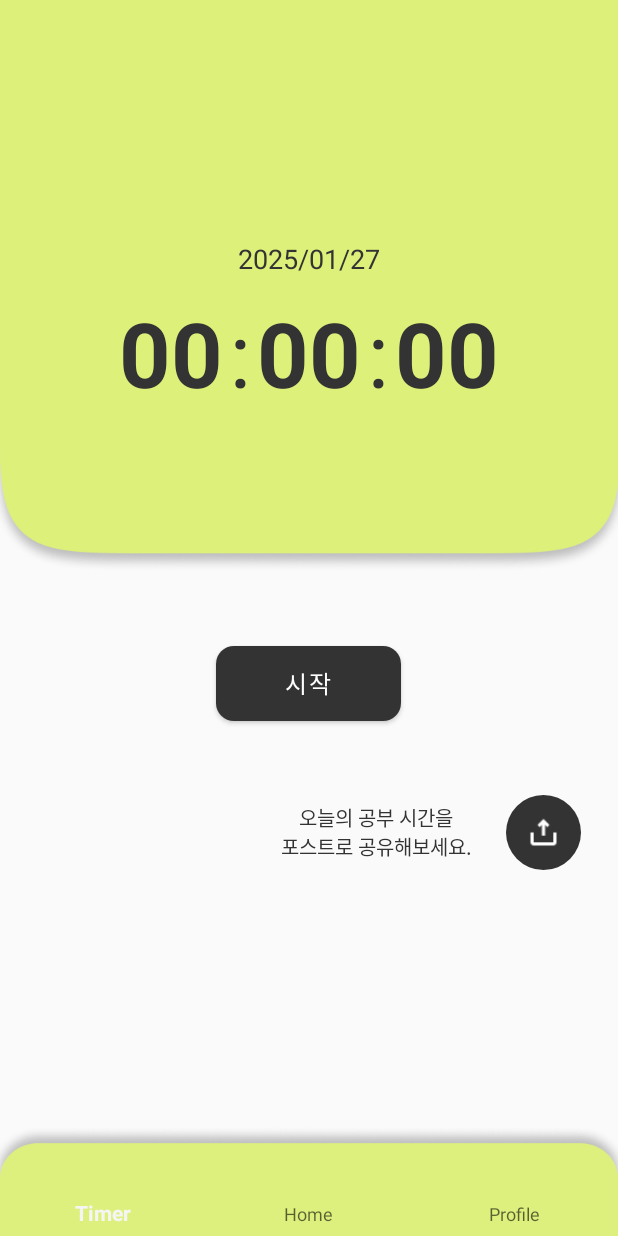
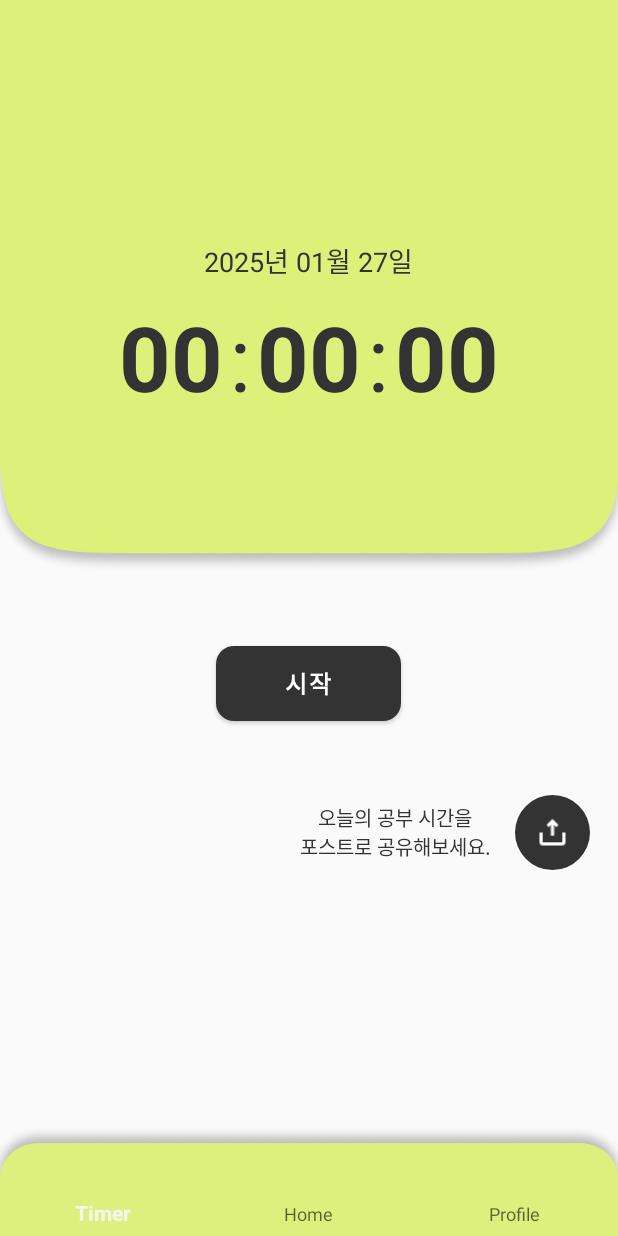
Before and after one commit to yunakim17/Team24App, an Android app: the Timer screen opened directly, with no data from a screen before it, on a phone screen of 412 x 824 dp. Run offline under Robolectric (Android 15) with nearby library versions, the phone set to English and light mode, and no system bars.

Commit message:
전체적인 수정

```diff
--- a/app/src/main/AndroidManifest.xml
+++ b/app/src/main/AndroidManifest.xml
@@ -36,7 +36,6 @@
         <activity
             android:name=".Timer"
             android:exported="false" />
-
         <activity
             android:name=".Signup"
             android:exported="false" />
--- a/app/src/main/java/com/example/team24app/Timer.kt
+++ b/app/src/main/java/com/example/team24app/Timer.kt
@@ -31,7 +31,7 @@ class Timer : AppCompatActivity() {
         ssbtn = findViewById<Button>(R.id.startStopButton)
 
         val now = Date()
-        val dateFormat = SimpleDateFormat("yyyy/MM/dd", java.util.Locale.KOREA)
+        val dateFormat = SimpleDateFormat("yyyy년 MM월 dd일", java.util.Locale.KOREA)
 
         tvdate.text = dateFormat.format(now)
         //오늘의 날짜 설정
--- a/app/src/main/res/layout/activity_another_profile.xml
+++ b/app/src/main/res/layout/activity_another_profile.xml
@@ -181,10 +181,11 @@
                         <Button
                             android:id="@+id/btnAddFriend"
                             android:layout_width="122dp"
-                            android:layout_height="45dp"
+                            android:layout_height="50dp"
                             android:background="@drawable/custom_button"
                             android:text="친구 추가"
                             android:textColor="@color/white"
+                            android:textStyle="bold"
                             android:textSize="15sp" />
 
                     </LinearLayout>
--- a/app/src/main/res/layout/activity_login.xml
+++ b/app/src/main/res/layout/activity_login.xml
@@ -15,7 +15,7 @@
         android:layout_height="206dp"
         android:layout_marginStart="92dp"
         android:layout_marginEnd="92dp"
-        android:layout_marginBottom="5dp"
+        android:layout_marginBottom="20dp"
         app:layout_constraintBottom_toTopOf="@+id/idText"
         app:layout_constraintEnd_toEndOf="parent"
         app:layout_constraintHorizontal_bias="0.0"
@@ -68,7 +68,7 @@
         android:layout_width="wrap_content"
         android:layout_height="wrap_content"
         android:layout_marginStart="45dp"
-        android:layout_marginTop="23dp"
+        android:layout_marginTop="20dp"
         android:layout_marginEnd="299dp"
         android:text="비밀번호"
         app:layout_constraintEnd_toEndOf="parent"
@@ -84,6 +84,7 @@
         android:background="@drawable/custom_button"
         android:text="로그인"
         android:textColor="@color/white"
+        android:textStyle="bold"
         android:textSize="16sp"
         app:layout_constraintEnd_toEndOf="parent"
         app:layout_constraintStart_toStartOf="parent"
--- a/app/src/main/res/layout/activity_profile.xml
+++ b/app/src/main/res/layout/activity_profile.xml
@@ -178,19 +178,21 @@
                                 <Button
                                     android:id="@+id/btnEdtProfile"
                                     android:layout_width="122dp"
-                                    android:layout_height="45dp"
+                                    android:layout_height="50dp"
                                     android:background="@drawable/custom_button"
                                     android:text="프로필 편집"
                                     android:textColor="@color/white"
+                                    android:textStyle="bold"
                                     android:textSize="15sp" />
 
                                 <Button
                                     android:id="@+id/btnPostUpload"
                                     android:layout_width="122dp"
-                                    android:layout_height="45dp"
+                                    android:layout_height="50dp"
                                     android:layout_marginStart="16dp"
                                     android:background="@drawable/custom_button"
                                     android:text="게시물 작성"
+                                    android:textStyle="bold"
                                     android:textColor="@color/white"
                                     android:textSize="15sp" />
 
--- a/app/src/main/res/layout/activity_timer.xml
+++ b/app/src/main/res/layout/activity_timer.xml
@@ -134,6 +134,7 @@
                 android:layout_width="123dp"
                 android:layout_height="50dp"
                 android:background="@drawable/custom_button"
+                android:textStyle="bold"
                 android:text="@string/start"
                 android:textColor="@color/white"
                 android:textSize="16sp"
@@ -153,24 +154,24 @@
             app:layout_constraintStart_toStartOf="parent">
 
             <TextView
-                android:layout_width="141dp"
+                android:layout_width="wrap_content"
                 android:layout_height="50dp"
-                android:layout_marginStart="180dp"
+                android:layout_marginStart="200dp"
                 android:layout_marginEnd="16dp"
                 android:layout_marginBottom="35dp"
-                android:text="오늘의 공부 시간을\n포스트로 공유해보세요."
                 android:textAlignment="center"
                 android:gravity="center_vertical"
+                android:text="오늘의 공부 시간을\n포스트로 공유해보세요."
                 android:textColor="@color/black"
                 android:textSize="13sp"
                 app:layout_constraintBottom_toTopOf="@+id/bottomNavigationView"
-                app:layout_constraintEnd_toStartOf="@+id/btnTimeShare" />
+                app:layout_constraintEnd_toStartOf="@+id/btnTimeShare"
+                tools:ignore="RtlCompat" />
 
             <ImageButton
                 android:id="@+id/btnTimeShare"
                 android:layout_width="50dp"
                 android:layout_height="50dp"
-                android:layout_marginEnd="30dp"
                 android:layout_marginBottom="28dp"
                 android:background="@drawable/custom_image_btn"
                 android:contentDescription="게시물로 공유 버튼"
```
Also changed, not shown: app/src/main/res/layout/activity_upload_post.xml (+5 -4 lines).
